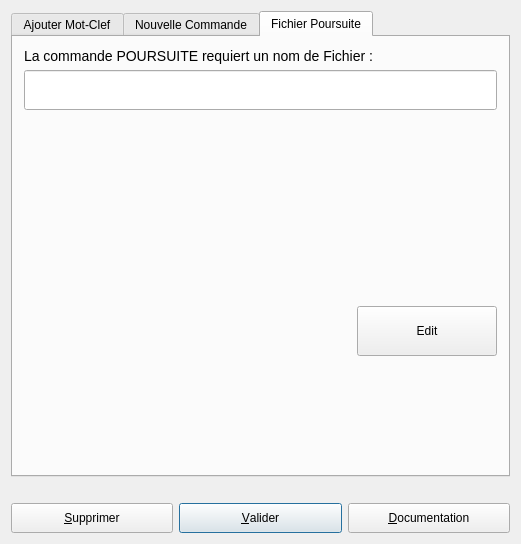
First picture: the form in UiQT4/desPoursuite.ui, repository SalomePlatform/eficas_tools, before the edit.
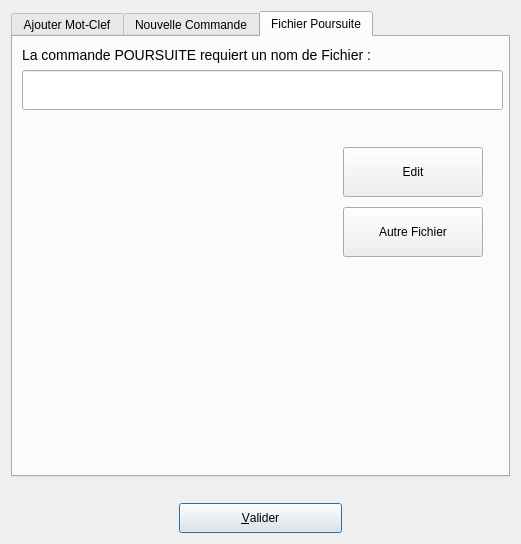
Second picture: the form after the edit. The open tabs and pages were chosen to show the change.

Diff of the .ui file:
```diff
--- a/UiQT4/desPoursuite.ui
+++ b/UiQT4/desPoursuite.ui
@@ -176,20 +176,18 @@
       </layout>
      </widget>
      <widget class="QWidget" name="TabPage" >
-      <property name="geometry" >
-       <rect>
-        <x>0</x>
-        <y>0</y>
-        <width>499</width>
-        <height>433</height>
-       </rect>
-      </property>
       <attribute name="title" >
        <string>Fichier Poursuite</string>
       </attribute>
-      <layout class="QGridLayout" name="gridLayout_2" >
-       <item row="0" column="0" >
         <widget class="QLabel" name="textLabel1_3" >
+       <property name="geometry" >
+        <rect>
+         <x>9</x>
+         <y>9</y>
+         <width>481</width>
+         <height>19</height>
+        </rect>
+       </property>
          <property name="text" >
           <string>&lt;font size="+1">La commande POURSUITE requiert un nom de Fichier :&lt;/font></string>
          </property>
@@ -197,9 +195,15 @@
           <bool>false</bool>
          </property>
         </widget>
-       </item>
-       <item row="1" column="0" >
         <widget class="QLineEdit" name="LENomFichier" >
+       <property name="geometry" >
+        <rect>
+         <x>9</x>
+         <y>33</y>
+         <width>481</width>
+         <height>40</height>
+        </rect>
+       </property>
          <property name="minimumSize" >
           <size>
            <width>470</width>
@@ -207,43 +211,40 @@
           </size>
          </property>
         </widget>
-       </item>
-       <item row="2" column="0" >
-        <spacer name="spacer1" >
-         <property name="orientation" >
-          <enum>Qt::Vertical</enum>
-         </property>
-         <property name="sizeType" >
-          <enum>QSizePolicy::Expanding</enum>
-         </property>
-         <property name="sizeHint" stdset="0" >
+      <widget class="QPushButton" name="BFichier" >
+       <property name="geometry" >
+        <rect>
+         <x>330</x>
+         <y>170</y>
+         <width>140</width>
+         <height>50</height>
+        </rect>
+       </property>
+       <property name="sizePolicy" >
+        <sizepolicy vsizetype="Fixed" hsizetype="Fixed" >
+         <horstretch>0</horstretch>
+         <verstretch>0</verstretch>
+        </sizepolicy>
+       </property>
+       <property name="minimumSize" >
           <size>
-           <width>21</width>
-           <height>190</height>
-          </size>
-         </property>
-        </spacer>
-       </item>
-       <item row="3" column="0" >
-        <layout class="QHBoxLayout" >
-         <item>
-          <spacer name="spacer3" >
-           <property name="orientation" >
-            <enum>Qt::Horizontal</enum>
-           </property>
-           <property name="sizeType" >
-            <enum>QSizePolicy::Expanding</enum>
-           </property>
-           <property name="sizeHint" stdset="0" >
-            <size>
-             <width>331</width>
-             <height>20</height>
-            </size>
-           </property>
-          </spacer>
-         </item>
-         <item>
+         <width>140</width>
+         <height>50</height>
+        </size>
+       </property>
+       <property name="text" >
+        <string>Autre Fichier</string>
+       </property>
+      </widget>
           <widget class="QPushButton" name="BBrowse" >
+       <property name="geometry" >
+        <rect>
+         <x>330</x>
+         <y>110</y>
+         <width>140</width>
+         <height>50</height>
+        </rect>
+       </property>
            <property name="sizePolicy" >
             <sizepolicy vsizetype="Fixed" hsizetype="Fixed" >
              <horstretch>0</horstretch>
@@ -260,51 +261,9 @@
             <string>Edit</string>
            </property>
           </widget>
-         </item>
-        </layout>
-       </item>
-       <item row="4" column="0" >
-        <spacer name="spacer1_2" >
-         <property name="orientation" >
-          <enum>Qt::Vertical</enum>
-         </property>
-         <property name="sizeType" >
-          <enum>QSizePolicy::Expanding</enum>
-         </property>
-         <property name="sizeHint" stdset="0" >
-          <size>
-           <width>21</width>
-           <height>87</height>
-          </size>
-         </property>
-        </spacer>
-       </item>
-      </layout>
      </widget>
     </widget>
    </item>
-   <item row="2" column="0" >
-    <widget class="QPushButton" name="bSup" >
-     <property name="minimumSize" >
-      <size>
-       <width>0</width>
-       <height>30</height>
-      </size>
-     </property>
-     <property name="toolTip" >
-      <string>suppression du mot clef</string>
-     </property>
-     <property name="text" >
-      <string>&amp;Supprimer</string>
-     </property>
-     <property name="shortcut" >
-      <string>Alt+S</string>
-     </property>
-     <property name="autoDefault" >
-      <bool>true</bool>
-     </property>
-    </widget>
-   </item>
    <item row="2" column="1" >
     <widget class="QPushButton" name="bOk" >
      <property name="minimumSize" >
@@ -330,28 +289,6 @@
      </property>
     </widget>
    </item>
-   <item row="2" column="2" >
-    <widget class="QPushButton" name="bHelp" >
-     <property name="minimumSize" >
-      <size>
-       <width>0</width>
-       <height>30</height>
-      </size>
-     </property>
-     <property name="toolTip" >
-      <string>affichage documentation aster</string>
-     </property>
-     <property name="text" >
-      <string>&amp;Documentation</string>
-     </property>
-     <property name="shortcut" >
-      <string>Alt+D</string>
-     </property>
-     <property name="autoDefault" >
-      <bool>true</bool>
-     </property>
-    </widget>
-   </item>
    <item row="1" column="0" colspan="3" >
     <widget class="QLabel" name="Commentaire" >
      <property name="text" >
```
Left out of the diff: 21 changed lines with no effect on the pictures. Lines whose indentation alone changed are shown as unchanged.
